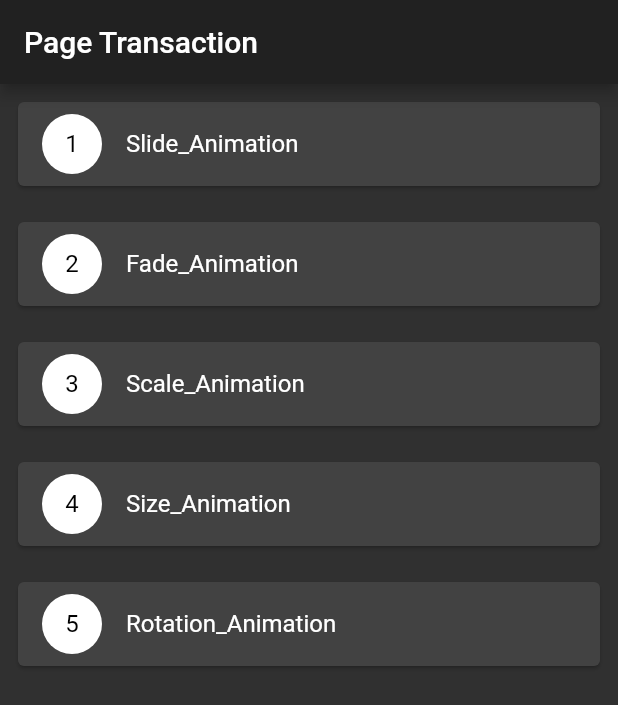
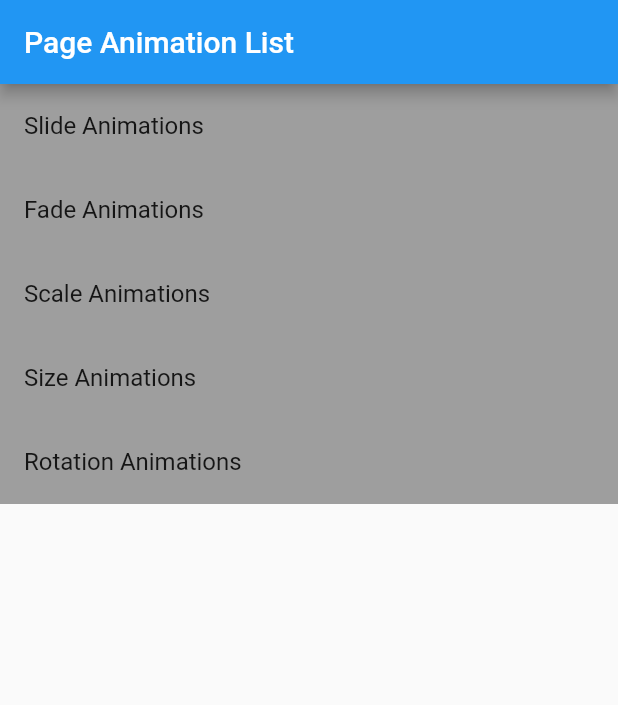
Before and after one commit to Kartik-Excellence/flutter_page_animations, a Flutter app: the screen it shows after launch, on a phone screen of 412 x 824 dp. Shown: the top 705 px of the screen. Run offline on Flutter 3.47's test engine with Material 2 defaults, Android fonts, the phone set to English and light mode, and no system bars.

Commit message:
update page animations

```diff
--- a/lib/RotationAnimation.dart
+++ b/lib/animations/RotationAnimation.dart
@@ -1,8 +1,7 @@
 import 'package:flutter/material.dart';
-import 'list.dart';
 
-import 'logo.dart';
-import 'main.dart';
+import '../list.dart';
+import '../logo.dart';
 
 class RotationAnimation extends StatelessWidget {
   static const routeName = 'Rotation_Animation';
--- a/lib/scaleAnimation.dart
+++ b/lib/animations/scaleAnimation.dart
@@ -1,8 +1,7 @@
 import 'package:flutter/material.dart';
-import 'list.dart';
 
-import 'logo.dart';
-import 'main.dart';
+import '../list.dart';
+import '../logo.dart';
 
 class ScaleAnimation extends StatelessWidget {
   static const routeName = 'Scale_Animation';
--- a/lib/main.dart
+++ b/lib/main.dart
@@ -1,53 +1,36 @@
+//here i show five types of page animations in flutter
+// SlideAnimation
+// FadeAnimation
+// ScaleAnimation
+// SizeAnimation
+// RotationAnimation
+
 import 'package:flutter/material.dart';
-import 'RotationAnimation.dart';
-import 'fadeAnimation.dart';
-import 'scaleAnimation.dart';
-import 'sizeAnimation.dart';
-import 'slideAnimation.dart';
+import 'package:flutter_page_animations/animations/RotationAnimation.dart';
+import 'package:flutter_page_animations/animations/fadeAnimation.dart';
+import 'package:flutter_page_animations/animations/scaleAnimation.dart';
+import 'package:flutter_page_animations/animations/sizeAnimation.dart';
+import 'package:flutter_page_animations/animations/slideAnimation.dart';
+import 'package:flutter_page_animations/widget.dart';
 
+void main() => runApp(MaterialApp(title: "Animation Widget",home: MyApp(),));
 
-var animationTypeList = [
-  SlideAnimation.routeName,
-  FadeAnimation.routeName,
-  ScaleAnimation.routeName,
-  SizeAnimation.routeName,
-  RotationAnimation.routeName
-];
-main() {
-  runApp(MaterialApp(
-
-    routes: {
-      SlideAnimation.routeName: (context) => SlideAnimation(),
-      FadeAnimation.routeName: (context) => FadeAnimation(),
-      ScaleAnimation.routeName: (context) => ScaleAnimation(),
-      SizeAnimation.routeName: (context) => SizeAnimation(),
-      RotationAnimation.routeName: (context) => RotationAnimation()
-    },
-    theme: ThemeData.dark(),
-    home: SafeArea(
-      child: Scaffold(
-        appBar: AppBar(title: Text("Page Transaction")),
-        body: ListView.builder(
-          itemBuilder: (context, index) {
-            return Padding(
-              padding: const EdgeInsets.all(8.0),
-              child: Card(
-                child: ListTile(
-                  onTap: () {
-                    Navigator.of(context).pushNamed(animationTypeList[index]);
-                  },
-                  leading: CircleAvatar(
-                    backgroundColor: Colors.white,
-                    child: Text("${index + 1}"),
-                  ),
-                  title: Text(animationTypeList[index].toString()),
-                ),
-              ),
-            );
-          },
-          itemCount: animationTypeList.length,
-        ),
-      ),
-    ),
-  ));
+class MyApp extends StatelessWidget {
+  @override
+  Widget build(BuildContext context) {
+    return Scaffold(
+          appBar: AppBar(
+            title: Text('Page Animation List'),
+          ),
+          body: Column(
+            children: [
+             NavigateTile("Slide Animations",SlideAnimation()),
+             NavigateTile("Fade Animations",FadeAnimation()),
+             NavigateTile("Scale Animations",ScaleAnimation()),
+             NavigateTile("Size Animations",SizeAnimation()),
+             NavigateTile("Rotation Animations",RotationAnimation()),
+            ],
+          )
+    );
+  }
 }
--- /dev/null
+++ b/lib/widget.dart
@@ -0,0 +1,24 @@
+import 'package:flutter/cupertino.dart';
+import 'package:flutter/material.dart';
+
+class NavigateTile extends StatelessWidget {
+
+  String title;
+  final Widget widget;
+  NavigateTile(this.title, this.widget);
+  @override
+  Widget build(BuildContext context) {
+    return ListTile(
+      title: Text(title),
+      tileColor: Colors.grey,
+      onTap: () {
+        Navigator.push(
+          context,
+          MaterialPageRoute(
+            builder: (context) => widget,
+          ),
+        );
+      },
+    );
+  }
+}
--- a/pubspec.yaml
+++ b/pubspec.yaml
@@ -45,8 +45,8 @@ flutter:
   uses-material-design: true
 
   # To add assets to your application, add an assets section, like this:
-  # assets:
-  #   - images/a_dot_burr.jpeg
+  assets:
+    - logo.png
   #   - images/a_dot_ham.jpeg
 
   # An image asset can refer to one or more resolution-specific "variants", see
```
Also changed, not shown: lib/animations/fadeAnimation.dart (added, +87 -0 lines), lib/animations/sizeAnimation.dart (renamed from lib/slideAnimation.dart, +11 -15 lines), lib/animations/slideAnimation.dart (added, +92 -0 lines), lib/fadeAnimation.dart (deleted, +0 -46 lines), lib/sizeAnimation.dart (deleted, +0 -49 lines).
